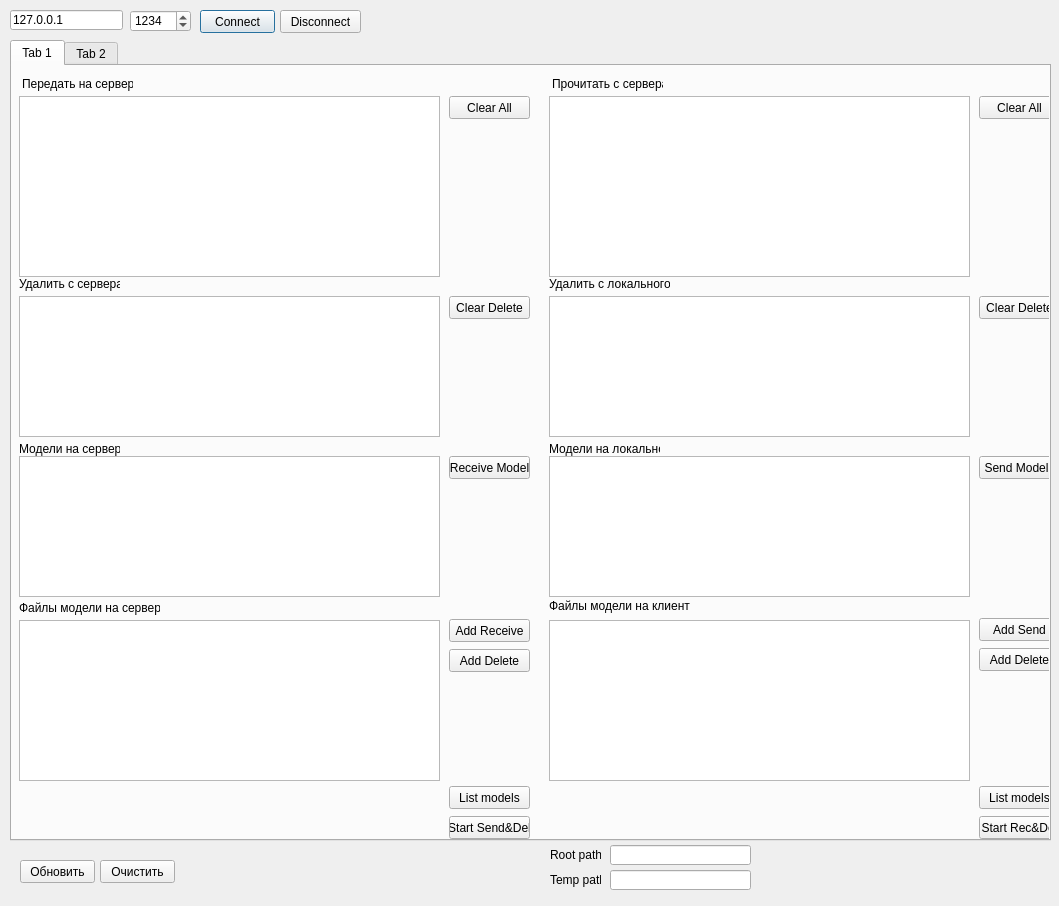
The window that Socket_Client_v5/Dialogs/MainForm.ui (Balog/Synchonization) describes before a commit, drawn with Qt 5.
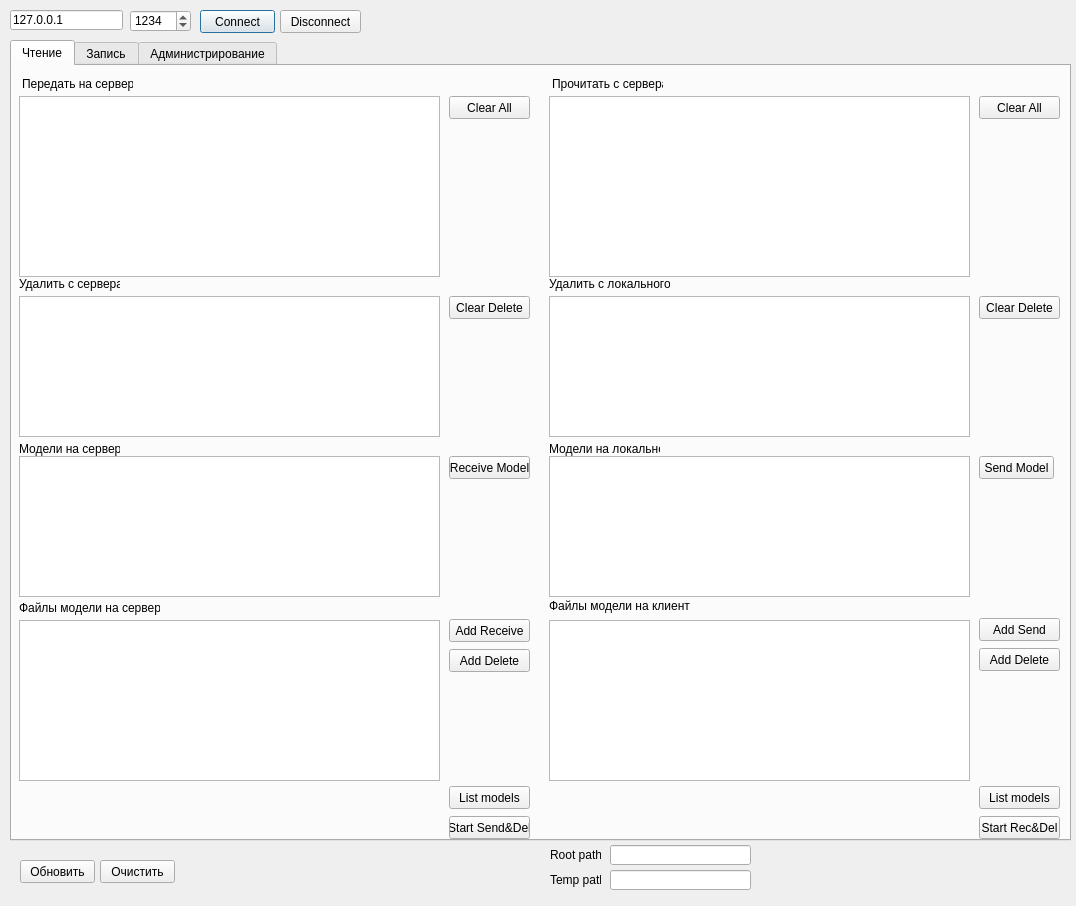
The same window after the commit.

Commit message: Новое оформление главной формы

```diff
--- a/Socket_Client_v5/Dialogs/MainForm.ui
+++ b/Socket_Client_v5/Dialogs/MainForm.ui
@@ -6,7 +6,7 @@
    <rect>
     <x>0</x>
     <y>0</y>
-    <width>1059</width>
+    <width>1076</width>
     <height>906</height>
    </rect>
   </property>
@@ -151,13 +151,13 @@
     <rect>
      <x>10</x>
      <y>40</y>
-     <width>1041</width>
+     <width>1061</width>
      <height>801</height>
     </rect>
    </property>
    <widget class="QWidget" name="tab">
     <attribute name="title">
-     <string>Tab 1</string>
+     <string>Чтение</string>
     </attribute>
     <widget class="QPushButton" name="pbLocalListFiles">
      <property name="geometry">
@@ -528,7 +528,12 @@
    </widget>
    <widget class="QWidget" name="tab_2">
     <attribute name="title">
-     <string>Tab 2</string>
+     <string>Запись</string>
+    </attribute>
+   </widget>
+   <widget class="QWidget" name="tab_3">
+    <attribute name="title">
+     <string>Администрирование</string>
     </attribute>
    </widget>
   </widget>
```
Left out of the diff: 39 changed lines with no effect on the pictures. The commit also changes 5 other files.
